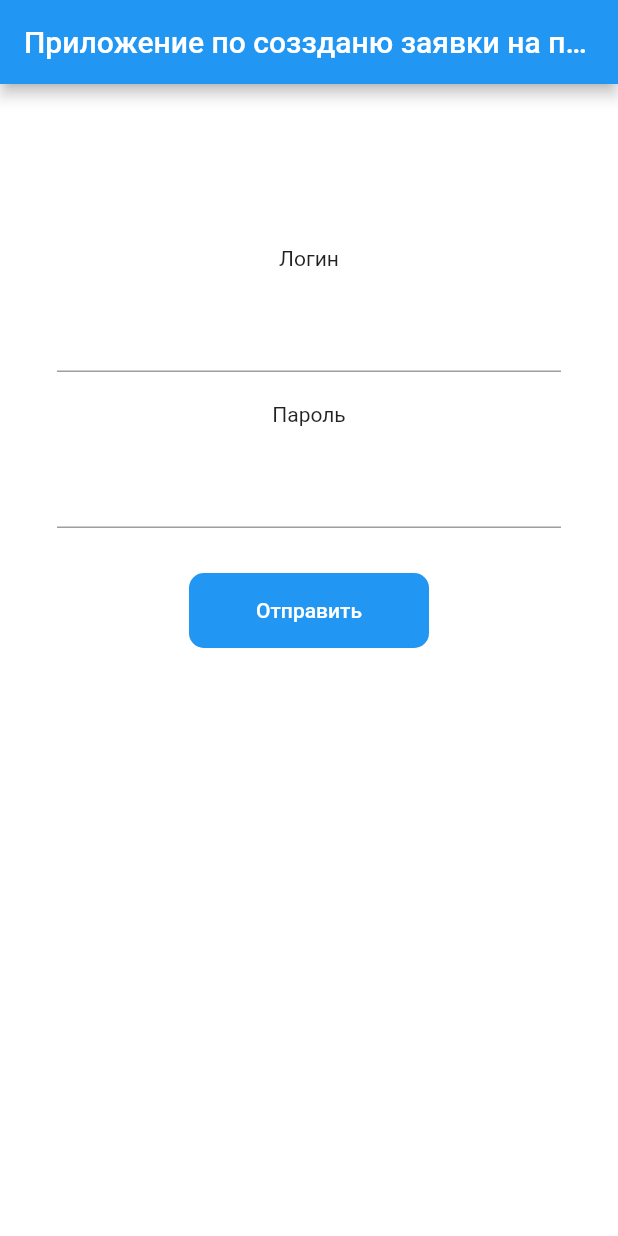
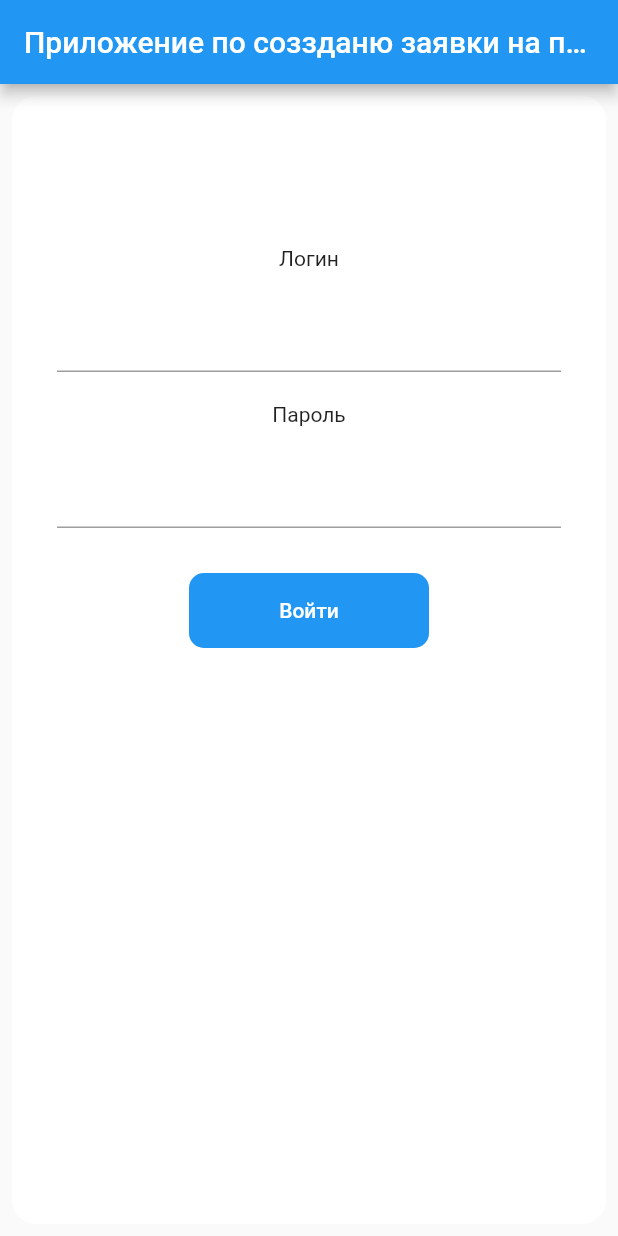
Before and after one commit to Lyanur/Diplom, a Flutter app: the screen it shows after launch, on a phone screen of 412 x 824 dp. Run offline on Flutter 3.47's test engine with Material 2 defaults, Android fonts, the phone set to English and light mode, and no system bars; our stand-ins replace firebase_auth, firebase_core; accounts and stored records are empty.

Commit message:
Работает логин, регистрация в процессе

```diff
--- a/lib/Login/login_page.dart
+++ /dev/null
@@ -1,101 +0,0 @@
-import 'package:flutter/material.dart';
-
-import '../strings.dart';
-
-class LoginPage extends StatefulWidget {
-  const LoginPage({Key? key}) : super(key: key);
-
-  @override
-  _LoginPageState createState() => _LoginPageState();
-}
-
-class _LoginPageState extends State<LoginPage> {
-  final _formKey = GlobalKey<FormState>();
-  String? login='';
-  String? password='';
-  @override
-  Widget build(BuildContext context) {
-    return Scaffold(
-      appBar: AppBar(
-        title: const Text(nameApp),
-      ),
-      backgroundColor: Colors.white,
-      body: Padding(
-        padding: const EdgeInsets.all(8.0),
-        child: Center(
-          child: Container(
-            decoration: const BoxDecoration(
-              borderRadius: BorderRadius.all(Radius.circular(16)),
-              color: backgroundWhite,
-            ),
-            width: 600,
-            height: MediaQuery.of(context).size.height,
-            child: ListView(
-              children: [
-                Form(
-                  key: _formKey,
-                  child: Column(
-                    children: [
-                      const SizedBox(
-                        height: 100,
-                      ),
-                      const Text('Логин'),
-                      Padding(
-                        padding: const EdgeInsets.symmetric(horizontal: 30, vertical: 20),
-                        child: TextFormField(
-                          decoration: const InputDecoration(
-                          ),
-                          onChanged: (String? value) {
-                            setState(() {
-                              login=value;
-                            });
-                          },
-                        ),
-                      ),
-                      const Text('Пароль'),
-                      Padding(
-                        padding: const EdgeInsets.symmetric(horizontal: 30, vertical: 20),
-                        child: TextFormField(
-                          keyboardType: TextInputType.number,
-                          decoration: const InputDecoration(
-                          ),
-                          onChanged: (String? value) {
-                            setState(() {
-                              password=value;
-                            });
-                          },
-                        ),
-                      ),
-                  SizedBox(
-                    width: 200,
-                    height: 70,
-                    child: Padding(
-                      padding: const EdgeInsets.symmetric(horizontal: 20, vertical: 10),
-                      child: ClipRRect(
-                        borderRadius: BorderRadius.circular(10),
-                        child: ElevatedButton(
-                          onPressed: () {
-                            print(login);
-                            print(password);
-                            Navigator.pushNamed(context, '/home');
-                          },
-                          child: const Text(
-                            'Отправить',
-                          ),
-                        ),
-                      ),
-                    ),
-                  ),
-                  const SizedBox(
-                    height: 100,
-                  ),
-                    ],
-                  ),),
-              ],
-            ),
-          ),
-        ),
-      ),
-    );
-  }
-}
--- /dev/null
+++ b/lib/auth/login_page.dart
@@ -0,0 +1,123 @@
+import 'package:firebase_auth/firebase_auth.dart';
+import 'package:flutter/material.dart';
+
+import '../strings.dart';
+
+class LoginPage extends StatefulWidget {
+  const LoginPage({Key? key}) : super(key: key);
+
+  @override
+  _LoginPageState createState() => _LoginPageState();
+}
+
+class _LoginPageState extends State<LoginPage> {
+  final _formKey = GlobalKey<FormState>();
+  String? login = '';
+  String? password = '';
+  var emailController = TextEditingController();
+  var passwordController = TextEditingController();
+  @override
+  void dispose() {
+    emailController.dispose();
+    passwordController.dispose();
+  }
+
+  @override
+  Widget build(BuildContext context) {
+    Future singlIn() async {
+      // showDialog(
+      //     context: context,
+      //     barrierDismissible: false,
+      //     builder: (context) => const Center(
+      //           child: CircularProgressIndicator(),
+      //         ));
+
+      try {
+        await FirebaseAuth.instance.signInWithEmailAndPassword(
+            email: emailController.text.trim(),
+            password: passwordController.text.trim());
+      } on FirebaseAuthException catch (e) {
+        print(e);
+      }
+    }
+
+    return Padding(
+      padding: const EdgeInsets.all(8.0),
+      child: Center(
+        child: Container(
+          decoration: const BoxDecoration(
+            borderRadius: BorderRadius.all(Radius.circular(16)),
+            color: backgroundWhite,
+          ),
+          width: 600,
+          height: MediaQuery.of(context).size.height,
+          child: ListView(
+            children: [
+              Form(
+                key: _formKey,
+                child: Column(
+                  children: [
+                    const SizedBox(
+                      height: 100,
+                    ),
+                    const Text('Логин'),
+                    Padding(
+                      padding: const EdgeInsets.symmetric(
+                          horizontal: 30, vertical: 20),
+                      child: TextFormField(
+                        controller: emailController,
+                        decoration: const InputDecoration(),
+                        onChanged: (String? value) {
+                          setState(() {
+                            login = value;
+                          });
+                        },
+                      ),
+                    ),
+                    const Text('Пароль'),
+                    Padding(
+                      padding: const EdgeInsets.symmetric(
+                          horizontal: 30, vertical: 20),
+                      child: TextFormField(
+                        controller: passwordController,
+                        keyboardType: TextInputType.number,
+                        decoration: const InputDecoration(),
+                        onChanged: (String? value) {
+                          setState(() {
+                            password = value;
+                          });
+                        },
+                      ),
+                    ),
+                    SizedBox(
+                      width: 200,
+                      height: 70,
+                      child: Padding(
+                        padding: const EdgeInsets.symmetric(
+                            horizontal: 20, vertical: 10),
+                        child: ClipRRect(
+                          borderRadius: BorderRadius.circular(10),
+                          child: ElevatedButton(
+                            onPressed: () {
+                              singlIn();
+                            },
+                            child: const Text(
+                              'Войти',
+                            ),
+                          ),
+                        ),
+                      ),
+                    ),
+                    const SizedBox(
+                      height: 100,
+                    ),
+                  ],
+                ),
+              ),
+            ],
+          ),
+        ),
+      ),
+    );
+  }
+}
--- a/lib/check_login.dart
+++ b/lib/check_login.dart
@@ -1,6 +1,8 @@
-import 'package:diplopm_2/Login/login_page.dart';
+import 'package:diplopm_2/auth/login_page.dart';
+import 'package:diplopm_2/homePage.dart';
 import 'package:diplopm_2/main.dart';
 import 'package:diplopm_2/strings.dart';
+import 'package:firebase_auth/firebase_auth.dart';
 import 'package:flutter/material.dart';
 
 class CheckLogin extends StatelessWidget {
@@ -8,7 +10,23 @@ class CheckLogin extends StatelessWidget {
 
   @override
   Widget build(BuildContext context) {
-    const bool isLoggedIn = false;
-    return isLoggedIn ? const MyHomePage(title: nameApp,) : const LoginPage();
+    return Scaffold(
+      appBar: AppBar(
+        title: const Text(nameApp),
+      ),
+      body: StreamBuilder<User?>(
+          stream: FirebaseAuth.instance.authStateChanges(),
+          builder: (context, snapshot) {
+            if (snapshot.connectionState == ConnectionState.waiting) {
+              return const Center(child: CircularProgressIndicator());
+            } else if (snapshot.hasError){
+            return const Center(child: Text('произошла ошибка'),);
+            } else if (snapshot.hasData) {
+              return const MyHomePage();
+            } else {
+              return const LoginPage();
+            }
+          }),
+    );
   }
 }
--- a/lib/new_form.dart
+++ b/lib/new_form.dart
@@ -118,10 +118,6 @@ class _NewFormState extends State<NewForm> {
                               borderRadius: BorderRadius.circular(10),
                               child: ElevatedButton(
                                 onPressed: () {
-                                    print(nameOrg);
-                                    print(numOrg);
-                                    print(deliveryAddress);
-                                    print(initialDelivery);
                                     Navigator.pop(context);
                                 },
                                 child: const Text(
```
Also changed, not shown: lib/domain/user.dart (added, +10 -0 lines), lib/homePage.dart (added, +38 -0 lines), lib/main.dart (+10 -50 lines), lib/services/auth.dart (+38 -0 lines).
